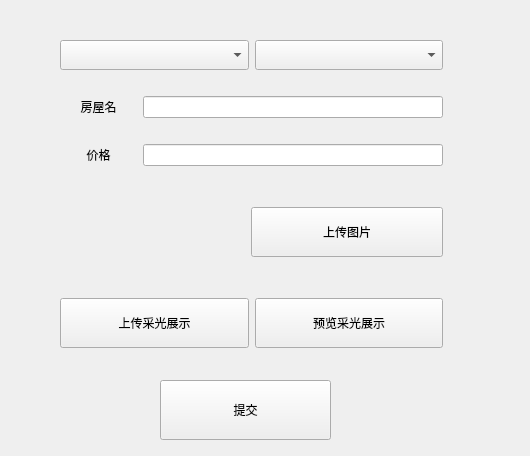
Before: the Qt Designer form MainLaunch_qt/addhouse.ui in luohanqing0318/graduation-design, drawn with Qt 5.
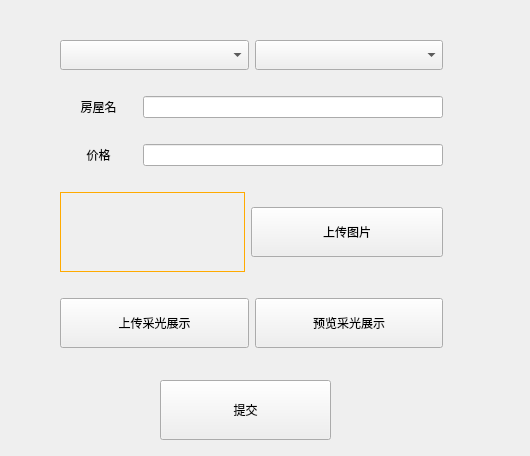
After: the same form once the commit is applied. Icons and pictures are not drawn.

The edit to the form file:
```diff
--- a/MainLaunch_qt/addhouse.ui
+++ b/MainLaunch_qt/addhouse.ui
@@ -130,7 +130,8 @@
          </size>
         </property>
         <property name="styleSheet">
-         <string notr="true">image: url(:/暂无上传记录.png);</string>
+         <string notr="true">image: url(:/暂无上传记录.png);
+border-width: 1px;border-style: solid;border-color: rgb(255, 170, 0);</string>
         </property>
         <property name="text">
          <string/>
```
Left out of the diff: 6 changed lines with no effect on the pictures.
